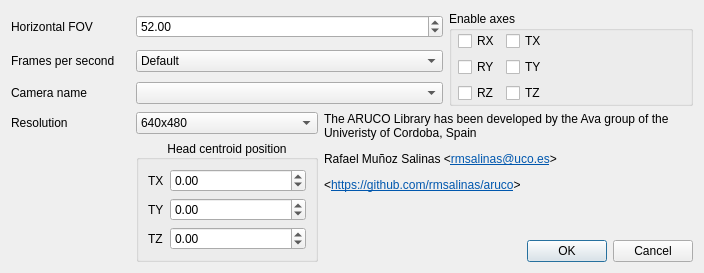
Old version of the form ftnoir_tracker_aruco/aruco-trackercontrols.ui in the repository opentrack/opentrack.
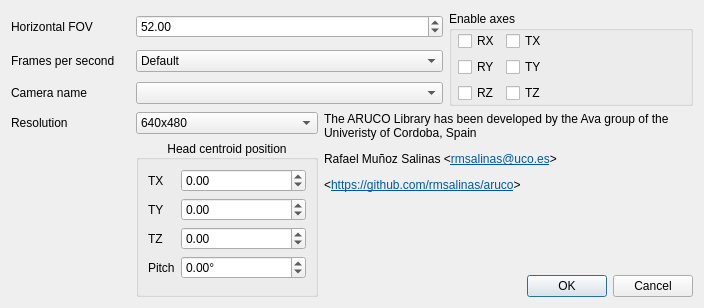
New version of the form.

Commit message: Implement Aruco pitch change

Diff of the .ui file:
```diff
--- a/ftnoir_tracker_aruco/aruco-trackercontrols.ui
+++ b/ftnoir_tracker_aruco/aruco-trackercontrols.ui
@@ -10,7 +10,7 @@
     <x>0</x>
     <y>0</y>
     <width>704</width>
-    <height>273</height>
+    <height>308</height>
    </rect>
   </property>
   <property name="sizePolicy">
@@ -294,6 +294,32 @@
         </property>
        </widget>
       </item>
+      <item row="3" column="0">
+       <widget class="QLabel" name="label_9">
+        <property name="text">
+         <string>Pitch</string>
+        </property>
+       </widget>
+      </item>
+      <item row="3" column="1">
+       <widget class="QDoubleSpinBox" name="pitch_deg">
+        <property name="suffix">
+         <string>°</string>
+        </property>
+        <property name="decimals">
+         <number>2</number>
+        </property>
+        <property name="minimum">
+         <double>-60.000000000000000</double>
+        </property>
+        <property name="maximum">
+         <double>60.000000000000000</double>
+        </property>
+        <property name="value">
+         <double>0.000000000000000</double>
+        </property>
+       </widget>
+      </item>
      </layout>
     </widget>
    </item>
```
The commit also changes 2 other files.
